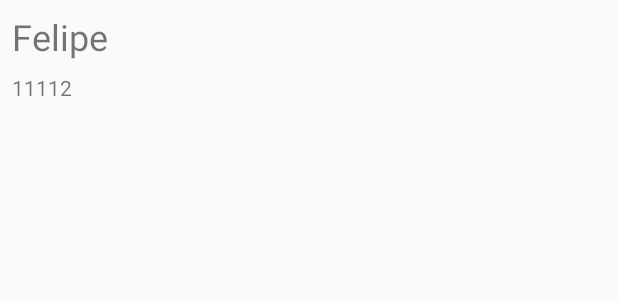
After one commit to tadeifelipe/app-android, an Android app: the layout item_aluno.xml on its own in the app's theme, with its tools: preview values and no code run, on a phone screen of 412 x 824 dp. The commit adds this screen. Shown: the top 300 px of the screen. Run offline under Robolectric (Android 15) with nearby library versions, the phone set to English and light mode, and no system bars.

Commit message:
change defult

```diff
--- a/app/src/main/java/com/example/agenda/ui/activity/ListaAlunosActivity.java
+++ b/app/src/main/java/com/example/agenda/ui/activity/ListaAlunosActivity.java
@@ -116,7 +116,7 @@ public class ListaAlunosActivity extends AppCompatActivity {
 
     private void configuraAdapter(ListView lista) {
         adapter = new ArrayAdapter<>(this,
-                android.R.layout.simple_list_item_1);
+                R.layout.item_aluno);
         lista.setAdapter(adapter);
     }
 }
--- /dev/null
+++ b/app/src/main/res/layout/item_aluno.xml
@@ -0,0 +1,21 @@
+<?xml version="1.0" encoding="utf-8"?>
+<LinearLayout xmlns:android="http://schemas.android.com/apk/res/android"
+    android:orientation="vertical" android:layout_width="match_parent"
+    android:layout_height="match_parent"
+    xmlns:tools="http://schemas.android.com/tools">
+
+    <TextView android:id="@+id/item_aluno_nome"
+        android:layout_width="match_parent"
+        android:layout_height="wrap_content"
+        android:textSize="24sp"
+        android:layout_margin="8dp"
+        tools:text="Felipe"/>
+
+    <TextView android:id="@+id/item_aluno_telefone"
+        android:layout_width="match_parent"
+        android:layout_marginStart="8dp"
+        android:layout_marginEnd="8dp"
+        android:layout_height="wrap_content"
+        tools:text="11112"/>
+
+</LinearLayout>
```
